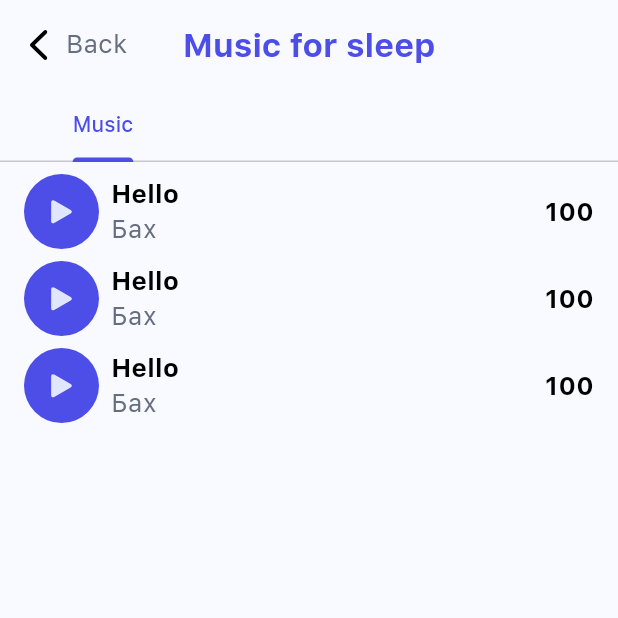
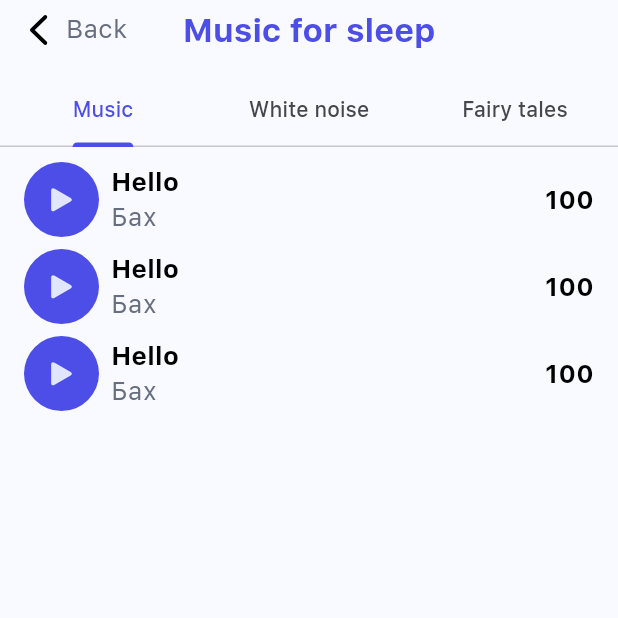
Before and after one commit to nikondrat/mama, a Flutter app: the ServicesSleepMusicView screen opened by its route, on a phone screen of 412 x 824 dp, the top half of it. Run offline on Flutter 3.47's test engine with Material 3 defaults, Android fonts, the phone set to English and light mode, and no system bars; drawn by our look-alikes of auto_size_text; our stand-ins replace card_swiper, dio, dotted_border, flex_color_scheme, flutter_mobx, flutter_secure_storage and 12 more; missing offline and left inert: flutter_toggle_button, reactive_date_time_picker; accounts and stored records are empty; generated files the repository leaves out were written again; network calls fail.

Commit message:
a few changes

```diff
--- a/lib/src/feature/app/logic/app_runner.dart
+++ b/lib/src/feature/app/logic/app_runner.dart
@@ -10,7 +10,7 @@ final class AppRunner {
   /// Start the initialization and in case of success run application
   Future<void> initializeAndRun() async {
     final binding = WidgetsFlutterBinding.ensureInitialized();
-
+    LocaleSettings.useDeviceLocale();
     // LocaleSettings.setLocaleRaw('ru');
 
     // Preserve splash screen
--- a/lib/src/feature/home/view/home_view.dart
+++ b/lib/src/feature/home/view/home_view.dart
@@ -199,6 +199,9 @@ class HomeView extends StatelessWidget {
                       CustomServiceBox(
                         imagePath: Assets.images.imgMoonMusic4x.path,
                         text: t.home.musicForSleep.title,
+                        onTap: () {
+                          context.pushNamed(AppViews.servicesSleepMusicView);
+                        },
                       ),
                     ],
                   ),
--- a/lib/src/feature/home/widgets/custom_service_box.dart
+++ b/lib/src/feature/home/widgets/custom_service_box.dart
@@ -4,16 +4,20 @@ import 'package:mama/src/core/core.dart';
 class CustomServiceBox extends StatelessWidget {
   final String imagePath;
   final String text;
+  final Function()? onTap;
 
   const CustomServiceBox({
     super.key,
     required this.imagePath,
     required this.text,
+    this.onTap,
   });
 
   @override
   Widget build(BuildContext context) {
     return Expanded(
+      child: GestureDetector(
+        onTap: onTap,
         child: DecoratedBox(
           decoration: BoxDecoration(
             color: AppColors.purpleLighterBackgroundColor,
@@ -51,6 +55,7 @@ class CustomServiceBox extends StatelessWidget {
             ),
           ),
         ),
+      ),
     );
   }
 }
--- a/lib/src/feature/services/sleep_music/views/sleep_music_view.dart
+++ b/lib/src/feature/services/sleep_music/views/sleep_music_view.dart
@@ -121,16 +121,10 @@ class _ServicesSleepMusicViewState extends State<ServicesSleepMusicView>
 
     final phonePadding = MediaQuery.of(context).padding;
 
-    final List<Tab> tabs = [
-      Tab(
-        text: t.services.music.title,
-      ),
-      Tab(
-        text: t.services.whiteNoise.title,
-      ),
-      Tab(
-        text: t.services.fairyTales.title,
-      )
+    final List<String> tabs = [
+      t.services.music.title,
+      t.services.whiteNoise.title,
+      t.services.fairyTales.title,
     ];
 
     final List<TrackModel> tracks = [
@@ -159,27 +153,18 @@ class _ServicesSleepMusicViewState extends State<ServicesSleepMusicView>
 
     return Scaffold(
       backgroundColor: AppColors.lightBlue,
+      appBar: CustomAppBar(
+        height: 100,
+        title: t.services.sleepMusic.title,
+        tabs: tabs,
+        tabController: _tabController,
+      ),
       body: Stack(
         alignment: Alignment.bottomCenter,
         children: [
           /// #main content
           Column(
             children: [
-              SizedBox(height: phonePadding.top + 10),
-
-              /// #custom app bar
-              CustomAppBar(
-                title: t.services.sleepMusic.title,
-              ),
-              const SizedBox(height: 10),
-
-              /// #tabs(selection options)
-              TabBar(
-                controller: _tabController,
-                unselectedLabelStyle: const TextStyle(color: AppColors.f8faff),
-                tabs: tabs,
-              ),
-
               /// #tracks
               Expanded(
                 child: TabBarView(
```
Lines whose indentation alone changed are shown as unchanged.
